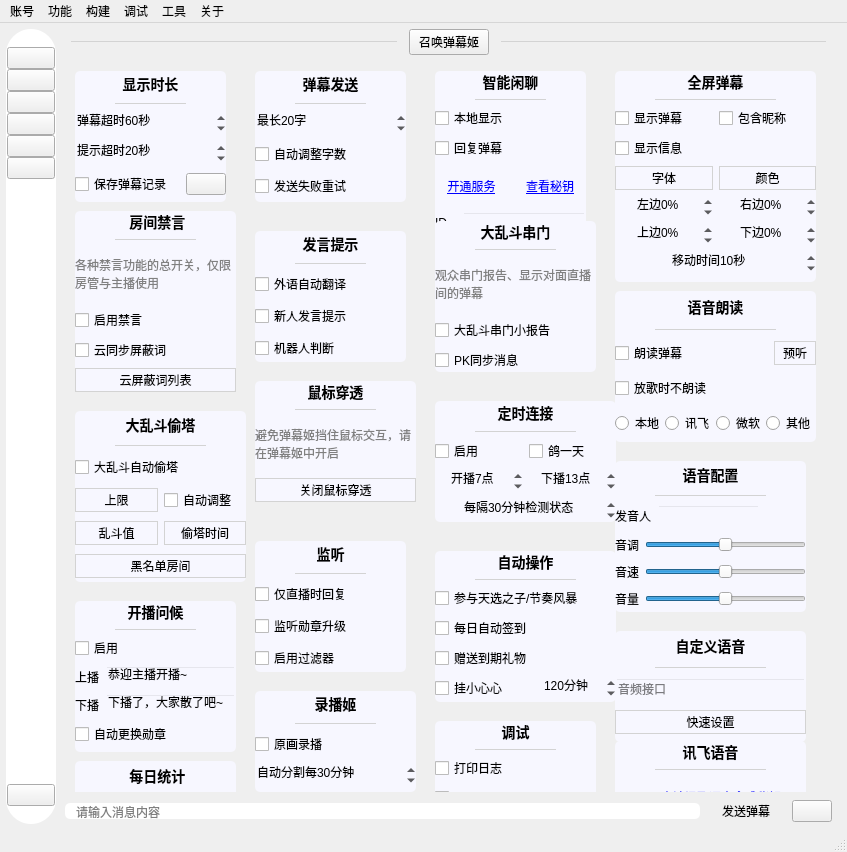
Qt form mainwindow/mainwindow.ui (iwxyi/Bilibili-MagicalDanmaku) before a commit.
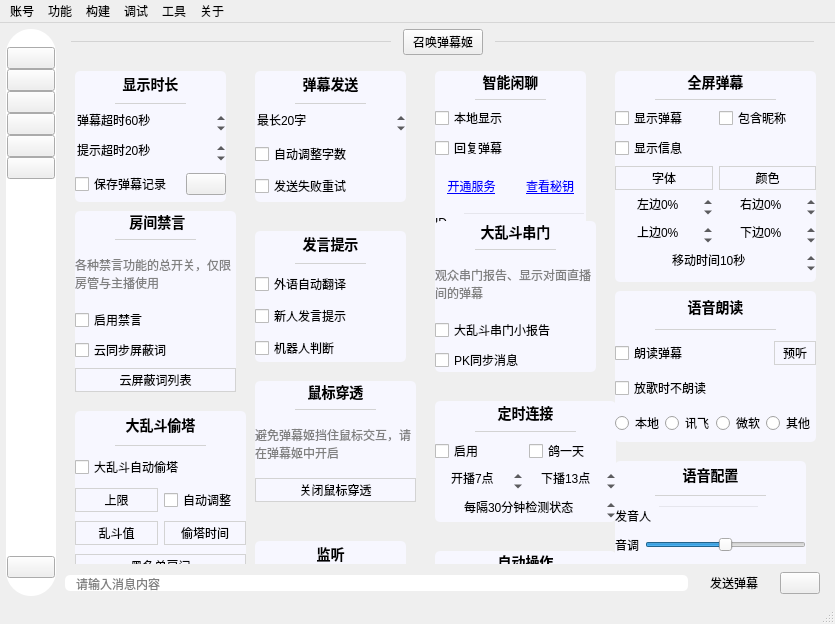
The same form after that commit. The open tabs and pages were chosen to show the change. Icons and pictures are not drawn. Custom widgets are drawn as their Qt base class.

Patch:
```diff
--- a/mainwindow/mainwindow.ui
+++ b/mainwindow/mainwindow.ui
@@ -6,8 +6,8 @@
    <rect>
     <x>0</x>
     <y>0</y>
-    <width>847</width>
-    <height>852</height>
+    <width>835</width>
+    <height>624</height>
    </rect>
   </property>
   <property name="windowTitle">
@@ -1640,8 +1640,8 @@
             <rect>
              <x>0</x>
              <y>0</y>
-             <width>767</width>
-             <height>732</height>
+             <width>755</width>
+             <height>504</height>
             </rect>
            </property>
            <property name="styleSheet">
@@ -8906,7 +8906,7 @@
     <rect>
      <x>0</x>
      <y>0</y>
-     <width>847</width>
+     <width>835</width>
      <height>23</height>
     </rect>
    </property>
```
Left out of the diff: 4 changed lines with no effect on the pictures.
